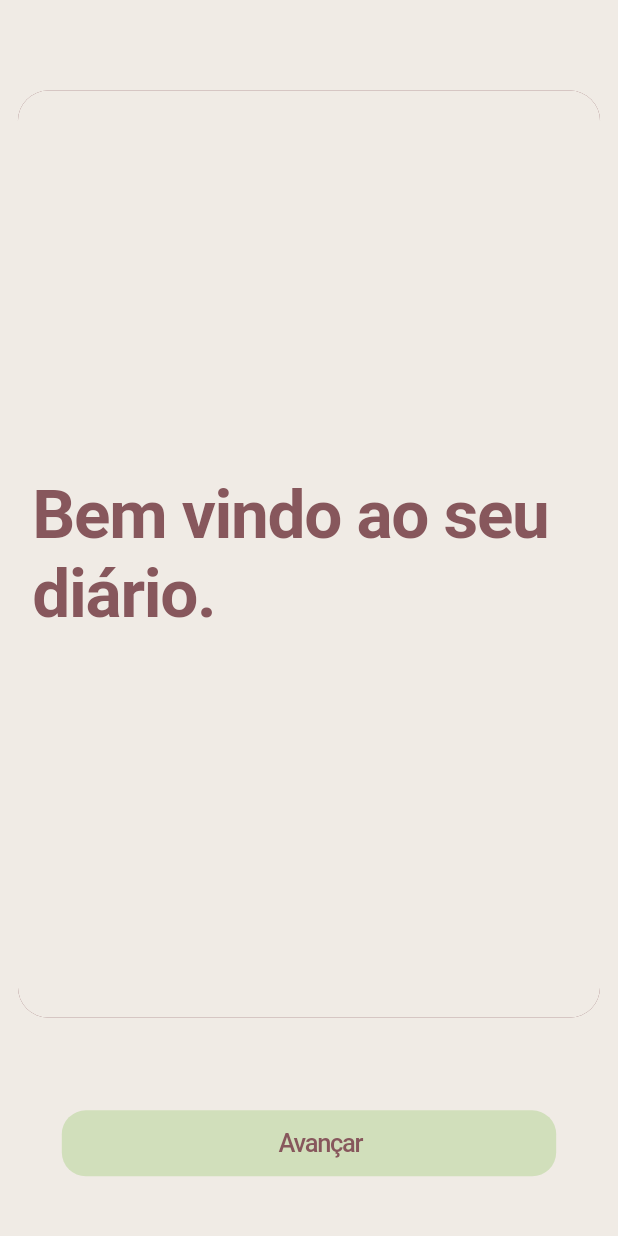
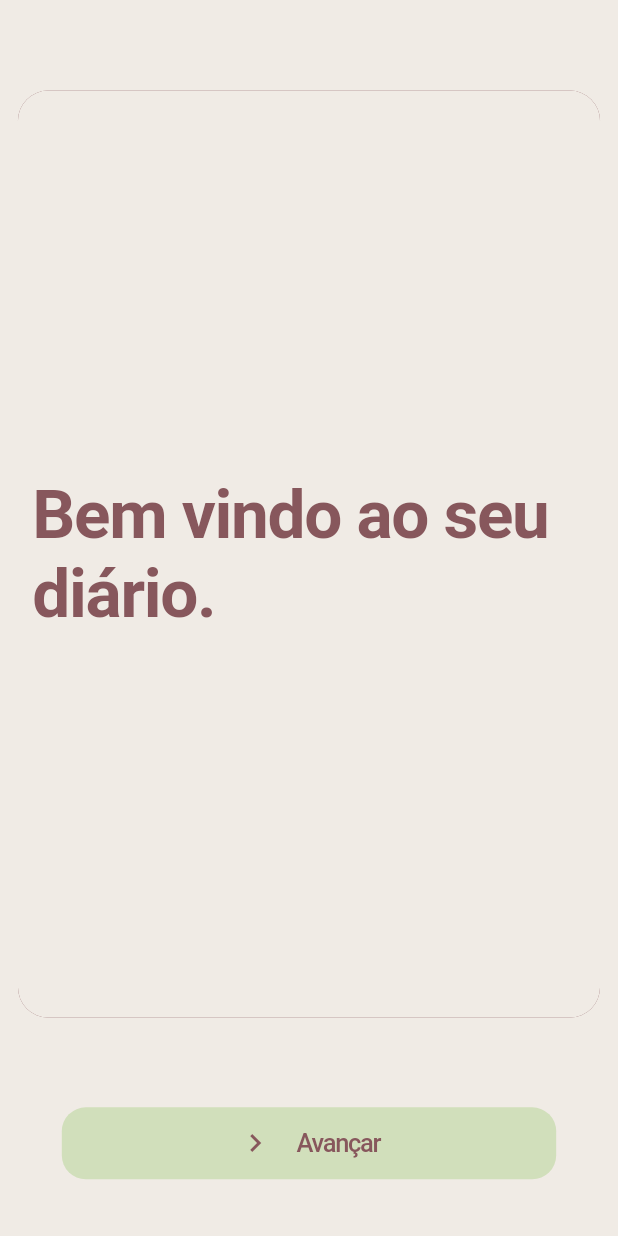
Before and after one commit to e-medeiros1/exclusive_diary, a Flutter app: the screen it shows after launch, swiped to page 3, on a phone screen of 412 x 824 dp. Run offline on Flutter 3.47's test engine with Material 2 defaults, Android fonts, the phone set to English and light mode, and no system bars; our stand-ins replace cloud_firestore, firebase_auth, firebase_core, flutter_svg, get, google_sign_in; accounts and stored records are empty.

Commit message:
Code refactor

```diff
--- a/lib/app/pages/carousel/carousel_screen.dart
+++ b/lib/app/pages/carousel/carousel_screen.dart
@@ -1,9 +1,9 @@
 import 'package:exclusive_diary/app/core/theme/app_style.dart';
+import 'package:exclusive_diary/app/pages/carousel/controller/carousel_controller.dart';
 import 'package:flutter/material.dart';
 import 'package:get/get.dart';
 
-import '../login/google/widgets/custom_elevatedbutton.dart';
-import '../login/login_screen.dart';
+import 'widgets/carousel_bottom.dart';
 
 class CarouselScreen extends StatefulWidget {
   const CarouselScreen({super.key});
@@ -13,58 +13,19 @@ class CarouselScreen extends StatefulWidget {
 }
 
 class _CarouselScreenState extends State<CarouselScreen> {
-  int _currentPage = 0;
   late final PageController _pageController = PageController();
-
-  var carouselTexts = [
-    {'id': 0, 'text': "O lugar ideal para anotar a melhor parte do seu dia."},
-    {'id': 1, 'text': "Nunca esqueça daquele momento especial."},
-    {'id': 2, 'text': "Bem vindo ao seu diário."}
-  ];
+  final CarouselController controller = Get.put(CarouselController());
 
   @override
   void initState() {
     super.initState();
     _pageController.addListener(() {
-      int next = _pageController.page!.round();
+      var next = _pageController.page!.round();
 
-      if (_currentPage != next) {
-        _currentPage = next;
+      if (controller.currentPage.value != next) {
+        controller.currentPage.value = next;
       }
     });
-  }
-
-  slider({texts, margin, active}) {
-    return AnimatedContainer(
-      duration: const Duration(milliseconds: 500),
-      curve: Curves.easeIn,
-      margin: EdgeInsets.all(margin),
-      child: Center(
-        child: Text(
-          texts.toString(),
-          softWrap: true,
-          style: AppStyle.mainText.copyWith(fontSize: 45),
-        ),
-      ),
-    );
-  }
-
-  indicators() {
-    return carouselTexts.map(
-      (i) {
-        return Container(
-          margin: const EdgeInsets.all(3),
-          width: 10,
-          height: 10,
-          decoration: BoxDecoration(
-            color: _currentPage == i['id']
-                ? AppStyle.primaryColor
-                : AppStyle.secondaryColor,
-            shape: BoxShape.circle,
-          ),
-        );
-      },
-    ).toList();
   }
 
   @override
@@ -90,47 +51,26 @@ class _CarouselScreenState extends State<CarouselScreen> {
             height: MediaQuery.of(context).size.height * .75,
             width: MediaQuery.of(context).size.width,
             child: PageView.builder(
-              itemCount: carouselTexts.length,
+              itemCount: controller.carouselTexts.length,
               pageSnapping: true,
               controller: _pageController,
               onPageChanged: (page) {
                 setState(() {
-                  _currentPage = page;
+                  controller.currentPage.value = page;
                 });
               },
               itemBuilder: (_, pagePosition) {
-                bool active = pagePosition == _currentPage;
+                bool active = pagePosition == controller.currentPage.value;
                 double margin = active ? 10 : 20;
-                return slider(
+                return controller.slider(
                     active: active,
                     margin: margin,
-                    texts: carouselTexts[pagePosition]['text']);
+                    texts: controller.carouselTexts[pagePosition]['text']);
               },
             ),
           ),
           const SizedBox(height: 10),
-          SizedBox(
-            height: MediaQuery.of(context).size.height * .15,
-            width: MediaQuery.of(context).size.width,
-            child: Column(
-              mainAxisAlignment: MainAxisAlignment.center,
-              children: [
-                if (_currentPage != 2)
-                  Row(
-                    mainAxisAlignment: MainAxisAlignment.center,
-                    children: indicators(),
-                  ),
-                if (_currentPage == 2)
-                  Padding(
-                    padding: EdgeInsets.symmetric(
-                        horizontal: MediaQuery.of(context).size.width * .1),
-                    child: CustomElevatedButton(
-                        onPressed: () => Get.off(() => const LoginScreen()),
-                        text: 'Avançar'),
-                  ),
-              ],
-            ),
-          ),
+          CarouselBottom(currentPage: controller.currentPage.value,)
         ],
       ),
     );
--- /dev/null
+++ b/lib/app/pages/carousel/controller/carousel_controller.dart
@@ -0,0 +1,47 @@
+import 'package:flutter/material.dart';
+import 'package:get/get.dart';
+
+import '../../../core/theme/app_style.dart';
+
+class CarouselController extends GetxController {
+  var currentPage = 0.obs;
+
+  List<Map<String, dynamic>> carouselTexts = [
+    {'id': 0, 'text': "O lugar ideal para anotar a melhor parte do seu dia."},
+    {'id': 1, 'text': "Nunca esqueça daquele momento especial."},
+    {'id': 2, 'text': "Bem vindo ao seu diário."}
+  ].obs;
+
+  slider({texts, margin, active}) {
+    return AnimatedContainer(
+      duration: const Duration(milliseconds: 500),
+      curve: Curves.easeIn,
+      margin: EdgeInsets.all(margin),
+      child: Center(
+        child: Text(
+          texts.toString(),
+          softWrap: true,
+          style: AppStyle.mainText.copyWith(fontSize: 45),
+        ),
+      ),
+    );
+  }
+
+  indicators() {
+    return carouselTexts.map(
+      (i) {
+        return Container(
+          margin: const EdgeInsets.all(3),
+          width: 10,
+          height: 10,
+          decoration: BoxDecoration(
+            color: currentPage == i['id']
+                ? AppStyle.primaryColor
+                : AppStyle.secondaryColor,
+            shape: BoxShape.circle,
+          ),
+        );
+      },
+    ).toList();
+  }
+}
--- /dev/null
+++ b/lib/app/pages/carousel/widgets/carousel_bottom.dart
@@ -0,0 +1,44 @@
+import 'package:exclusive_diary/app/core/theme/app_style.dart';
+import 'package:exclusive_diary/app/pages/carousel/controller/carousel_controller.dart';
+import 'package:flutter/material.dart';
+import 'package:get/get.dart';
+
+import '../../login/google/widgets/custom_elevatedbutton.dart';
+import '../../login/login_screen.dart';
+
+// ignore: must_be_immutable
+class CarouselBottom extends StatelessWidget {
+  int currentPage;
+  CarouselBottom({super.key, required this.currentPage});
+
+  @override
+  Widget build(BuildContext context) {
+    final CarouselController carouselInstance = Get.find<CarouselController>();
+    return SizedBox(
+      height: MediaQuery.of(context).size.height * .15,
+      width: MediaQuery.of(context).size.width,
+      child: Column(
+        mainAxisAlignment: MainAxisAlignment.center,
+        children: [
+          if (currentPage != 2)
+            Row(
+              mainAxisAlignment: MainAxisAlignment.center,
+              children: carouselInstance.indicators(),
+            ),
+          if (currentPage == 2)
+            Padding(
+              padding: EdgeInsets.symmetric(
+                  horizontal: MediaQuery.of(context).size.width * .1),
+              child: CustomElevatedButton(
+                  onPressed: () => Get.off(() => const LoginScreen()),
+                  image: const Icon(
+                    Icons.navigate_next_outlined,
+                    color: AppStyle.primaryColor,
+                  ),
+                  text: 'Avançar'),
+            ),
+        ],
+      ),
+    );
+  }
+}
```
Also changed, not shown: lib/app/pages/login/email/controller/login_with_email_controller.dart (+12 -11 lines), lib/app/pages/login/google/controller/login_with_google_controller.dart (+11 -8 lines).
